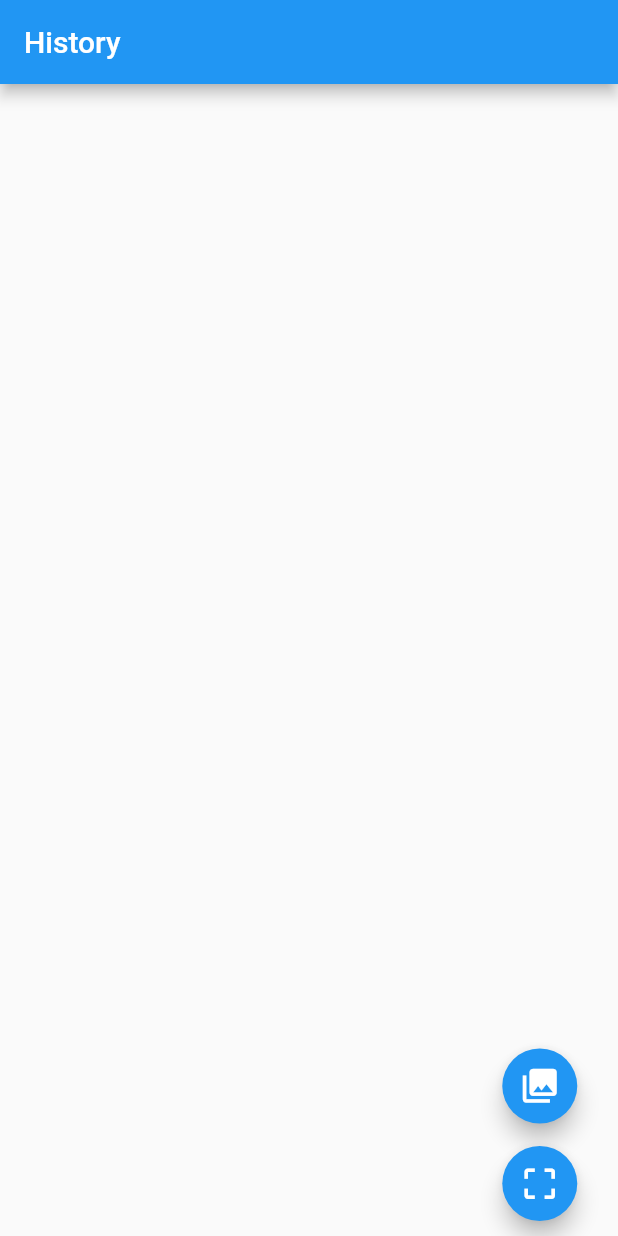
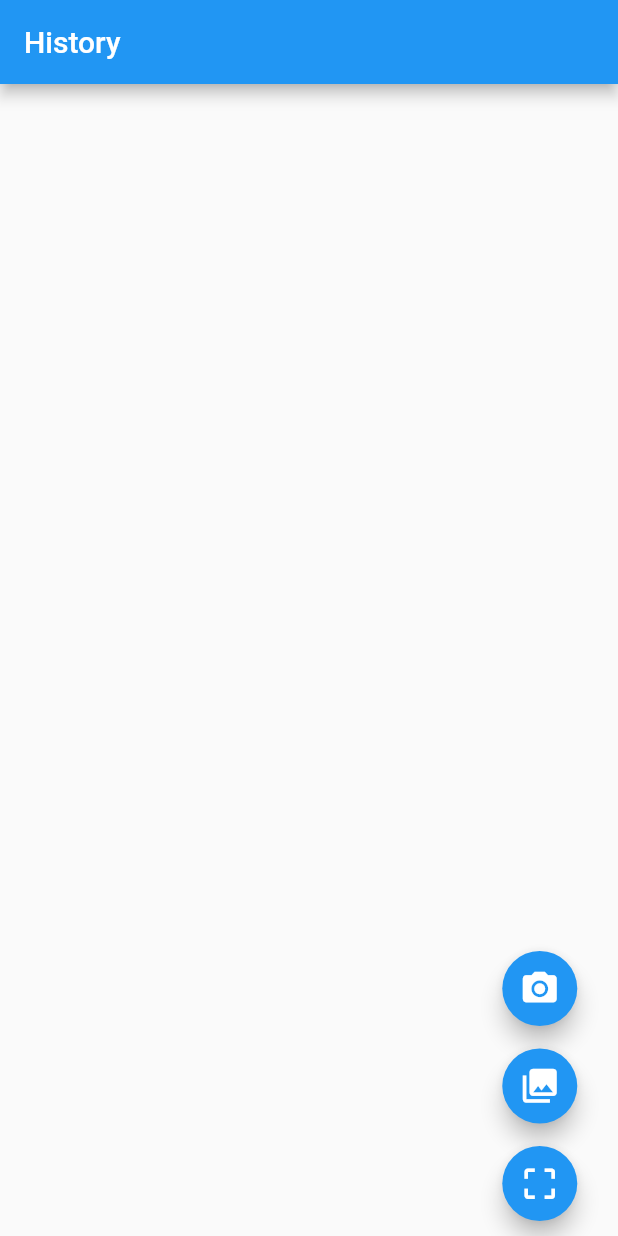
Before and after one commit to sunnymodi21/screengrabtext, a Flutter app: the screen it shows after launch, after a tap on the "photo library" icon, on a phone screen of 412 x 824 dp. Run offline on Flutter 3.47's test engine with Material 2 defaults, Android fonts, the phone set to English and light mode, and no system bars; our stand-ins replace flutter_local_notifications, image_picker, share, sqflite; missing offline and left inert: firebase_ml_vision; accounts and stored records are empty.

Commit message:
image picker from camera

```diff
--- a/lib/detection_button.dart
+++ b/lib/detection_buttons.dart
@@ -3,6 +3,7 @@ import 'package:screengrabtext/screen_shot.dart';
 import 'package:screengrabtext/screen_text_provider.dart';
 import 'package:screengrabtext/notification_provider.dart';
 import 'package:screengrabtext/image_pick_button.dart';
+import 'package:screengrabtext/screenshot_button.dart';
 
 class DetectionButton extends StatelessWidget {
   final ScreenShot screenshot = new ScreenShot();
@@ -25,24 +26,11 @@ class DetectionButton extends StatelessWidget {
       mainAxisAlignment: MainAxisAlignment.end,
       mainAxisSize: MainAxisSize.max,
       children: <Widget>[
-        new ImagePickerButton(),
-        new Container(
-          width: 50.0,
-          height: 50.0,
-          margin: new EdgeInsets.only(bottom: 10.0),
-          child: new FloatingActionButton(
-            heroTag: "detectionbutton",
-            backgroundColor: Colors.blue,
-            tooltip: 'Detect text',
-            onPressed: () => _startScreenShot(),
-            shape: new CircleBorder(),
-            child: Icon(
-              Icons.crop_free,
-              color: Colors.white,
-              size: 27,
-            ),
-          )),
+        new ImagePickerButton('camera'),
+        new ImagePickerButton('gallery'),
+        new ScreenShotButton(_startScreenShot),
       ]
     );
+    //return new FloatActionButton();
   }
 }
--- a/lib/history_screen.dart
+++ b/lib/history_screen.dart
@@ -1,7 +1,7 @@
 import 'package:flutter/material.dart';
 import 'package:screengrabtext/screen_text_provider.dart';
 import 'package:screengrabtext/screen_text_row_widget.dart';
-import 'package:screengrabtext/detection_button.dart';
+import 'package:screengrabtext/detection_buttons.dart';
 
 class HistoryScreen extends StatelessWidget {
   final ScreenTextProvider screenTextDb = new ScreenTextProvider();
--- a/lib/image_pick_button.dart
+++ b/lib/image_pick_button.dart
@@ -5,6 +5,10 @@ import 'package:screengrabtext/detection_screen.dart';
 import 'package:screengrabtext/screen_text_provider.dart';
 
 class ImagePickerButton extends StatefulWidget {
+  final String option;
+
+  ImagePickerButton(this.option);
+
   @override
   _ImagePickerButtonState createState() => new _ImagePickerButtonState();
 }
@@ -12,7 +16,9 @@ class ImagePickerButton extends StatefulWidget {
 class _ImagePickerButtonState extends State<ImagePickerButton> {
 
   Future getImage() async {
-    File image = await ImagePicker.pickImage(source: ImageSource.gallery);
+    ImageSource source = widget.option=='camera'? ImageSource.camera: ImageSource.gallery;
+    File image = await ImagePicker.pickImage(source: source);
+    if(image!=null){
       ScreenText screenText = new ScreenText();
       screenText.imagepath = image.path;
       Navigator.push(
@@ -25,6 +31,7 @@ class _ImagePickerButtonState extends State<ImagePickerButton> {
         ),
       );
     }
+  }
 
   @override
   Widget build(BuildContext context) {
@@ -33,13 +40,13 @@ class _ImagePickerButtonState extends State<ImagePickerButton> {
           height: 50.0,
           margin: new EdgeInsets.only(bottom: 15.0),
           child: new FloatingActionButton(
-            heroTag: "imagepickbutton",
+            heroTag: widget.option,
             backgroundColor: Colors.blue,
             onPressed: getImage,
-            tooltip: 'Pick Image',
+            tooltip: 'Get Image',
             shape: new CircleBorder(),
             child: Icon(
-              Icons.photo_library,
+              widget.option=='camera'? Icons.camera_alt:Icons.photo_library,
               color: Colors.white,
               size: 27,
             ),
--- /dev/null
+++ b/lib/screenshot_button.dart
@@ -0,0 +1,28 @@
+import 'package:flutter/material.dart';
+
+class ScreenShotButton extends StatelessWidget {
+  final startScreenShot;
+
+  ScreenShotButton(this.startScreenShot);
+
+  @override
+  Widget build(BuildContext context) {
+    return
+      new Container(
+        width: 50.0,
+        height: 50.0,
+        margin: new EdgeInsets.only(bottom: 10.0),
+        child: new FloatingActionButton(
+          heroTag: "detectionbutton",
+          backgroundColor: Colors.blue,
+          tooltip: 'Detect text',
+          onPressed: () => startScreenShot(),
+          shape: new CircleBorder(),
+          child: Icon(
+            Icons.crop_free,
+            color: Colors.white,
+            size: 27,
+          ),
+        ));
+  }
+}
```
Also changed, not shown: lib/floating_action_button.dart (added, +239 -0 lines). Lines whose indentation alone changed are shown as unchanged.
